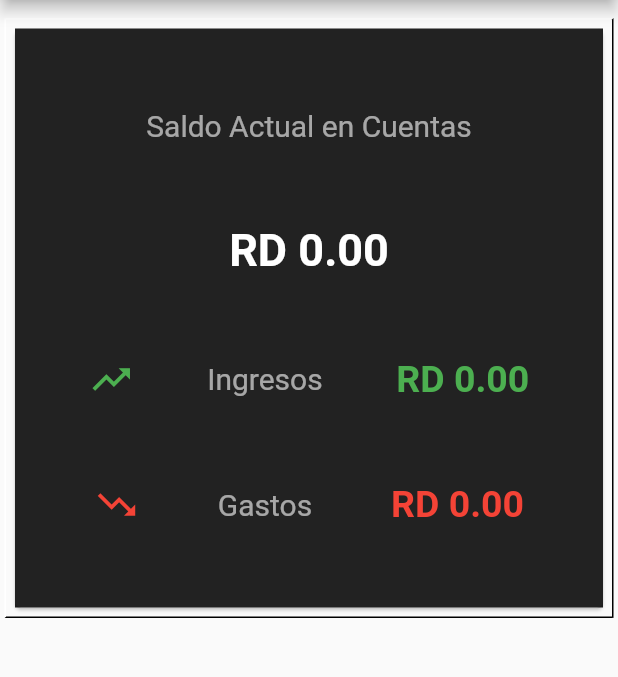
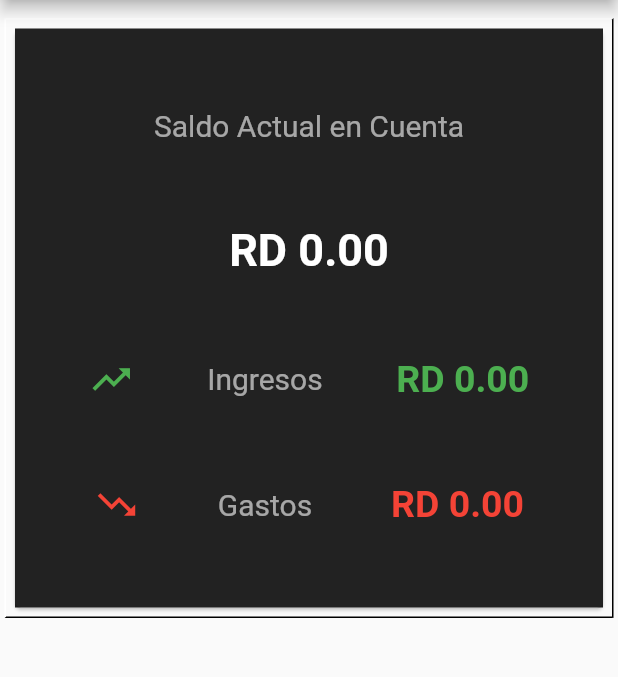
Before and after one commit to sugeiri/Yo_Cuido_mi_Bolsillo, a Flutter app: the screen it shows after launch, on a phone screen of 412 x 824 dp, the part 84-761 px from its top. Run offline on Flutter 3.47's test engine with Material 2 defaults, Android fonts, the phone set to English and light mode, and no system bars.

Commit message:
Sugeiri 12/10/2020 20:51

```diff
--- a/yocuidomibolsillo/lib/Home.dart
+++ b/yocuidomibolsillo/lib/Home.dart
@@ -3,6 +3,8 @@ import 'package:flutter/material.dart';
 import 'dart:math';
 
 void main() => runApp(Home());
+List<double> Lingresos=new List<double>();
+List<double> LGastos=new List<double>();
 double Ingresos = 0;
 double Gastos = 0;
 
@@ -70,7 +72,7 @@ class ProductBox extends StatelessWidget {
               child: Column(
                 mainAxisAlignment: MainAxisAlignment.spaceEvenly,
                 children: <Widget>[
-                  Text("Saldo Actual en Cuentas",
+                  Text("Saldo Actual en Cuenta",
                       style: TextStyle(fontSize: 20, color: Colors.white60)),
                   Text(Saldo(),
                       style: TextStyle(
@@ -126,10 +128,20 @@ class ProductBox extends StatelessWidget {
   }
 
   String TIngresos() {
-    return "RD 0.00";
+    Ingresos=0;
+    for(var i in Lingresos)
+      {
+        Ingresos+=i;
+      }
+    return "RD "+Ingresos.toStringAsFixed(2);
   }
 
   String TGastos() {
-    return "RD 0.00";
+    Gastos=0;
+    for(var i in LGastos)
+    {
+      Gastos+=i;
+    }
+    return "RD "+Gastos.toStringAsFixed(2);
   }
 }
```
